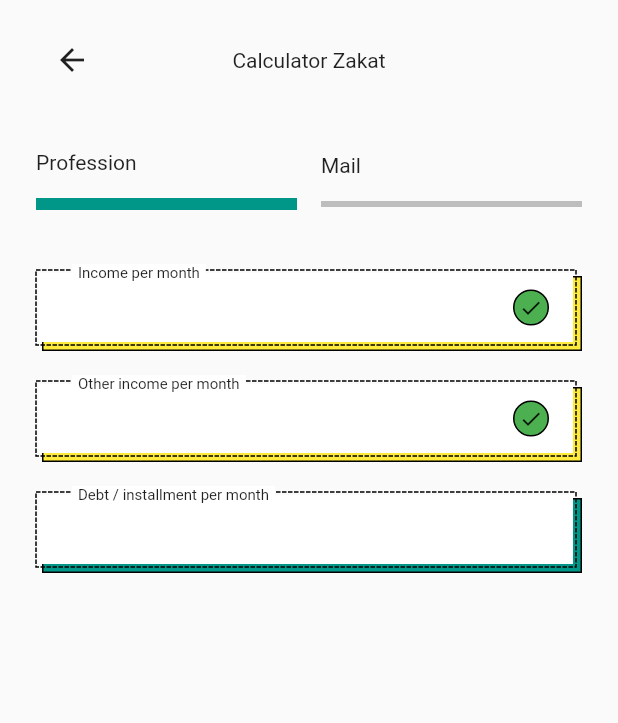
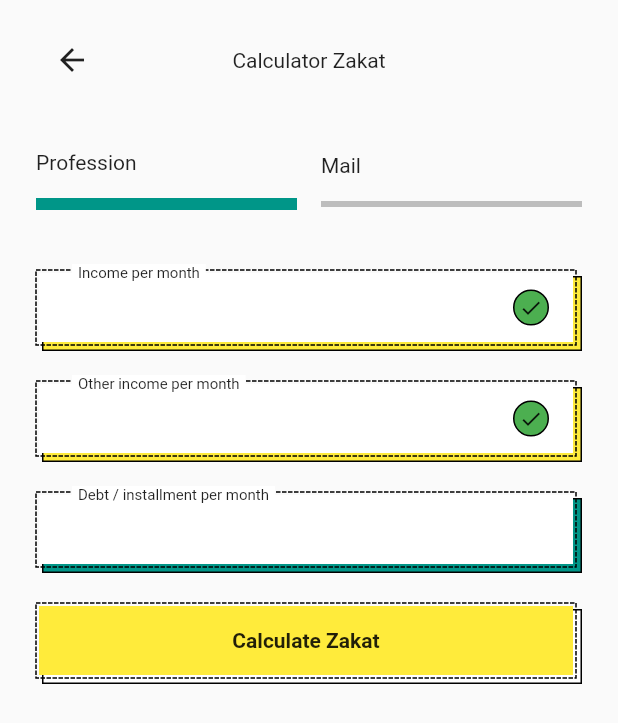
Before and after one commit to JAICHANGPARK/flutter_notebook_18th_story, a Flutter app: the screen it shows after launch, on a phone screen of 412 x 824 dp. Shown: the top 723 px of the screen. Run offline on Flutter 3.47's test engine with Material 2 defaults, Android fonts, the phone set to English and light mode, and no system bars; drawn by our look-alikes of dotted_border; our stand-ins replace cached_network_image, flutter_lorem, flutter_riverpod, flutter_svg, freezed_annotation, go_router and 3 more.

Commit message:
Update funding_home_page.dart

```diff
--- a/lib/ep1085_funding_app/src/ui/funding_home_page.dart
+++ b/lib/ep1085_funding_app/src/ui/funding_home_page.dart
@@ -296,6 +296,51 @@ class FundingHomePage extends StatelessWidget {
                         ),
                       ],
                     ),
+                  ),
+                  const SizedBox(
+                    height: 16,
+                  ),
+                  SizedBox(
+                    height: 58,
+                    child: Stack(
+                      children: [
+                        Positioned(
+                          left: 4,
+                          top: 8,
+                          right: 0,
+                          bottom: 0,
+                          child: Container(
+                            decoration: BoxDecoration(
+                              color: Colors.white,
+                              border: Border.all(),
+                            ),
+                          ),
+                        ),
+                        Positioned(
+                          left: 0,
+                          top: 4,
+                          right: 4,
+                          bottom: 4,
+                          child: DottedBorder(
+                            color: Colors.black,
+                            child: Container(
+                              decoration: const BoxDecoration(
+                                color: Colors.yellow,
+                              ),
+                              padding: const EdgeInsets.symmetric(horizontal: 16, vertical: 8),
+                              child: const Center(
+                                child: Text(
+                                  "Calculate Zakat",
+                                  style: TextStyle(
+                                    fontWeight: FontWeight.bold,
+                                  ),
+                                ),
+                              ),
+                            ),
+                          ),
+                        ),
+                      ],
+                    ),
                   )
                 ],
               ),
```
